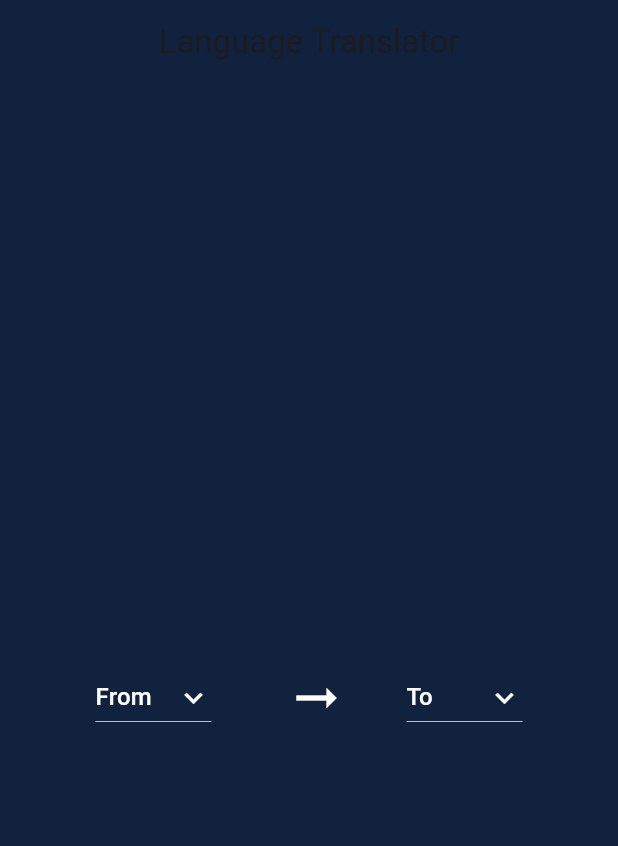
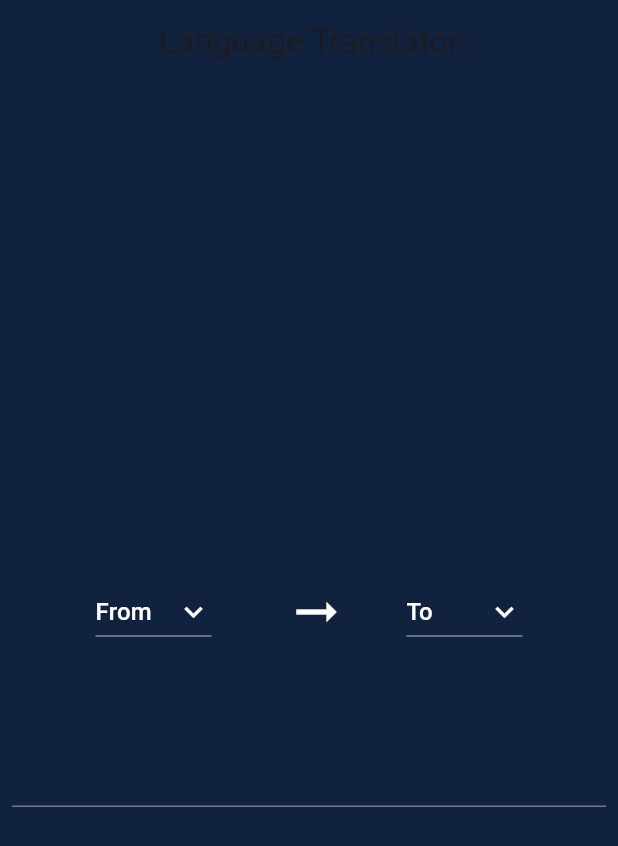
Before and after one commit to Piyushbhatt7/Language-Translator, a Flutter app: the screen it shows after launch, on a phone screen of 412 x 824 dp. Shown: the top 846 px of the screen. Run offline on Flutter 3.47's test engine with Material 3 defaults, Android fonts, the phone set to English and light mode, and no system bars.

Commit message:
Language Translation

```diff
--- a/lib/language_translation.dart
+++ b/lib/language_translation.dart
@@ -88,6 +88,15 @@ TextEditingController languageController = TextEditingController();
                     }
                     ),
                 ],
+              ),
+
+              SizedBox(height: 50.0,),
+              Padding(
+                padding: EdgeInsets.all(8.0),
+                child: TextFormField(
+                  cursorColor: Colors.white,
+                  autofocus: false,
+                ),
               )
             ],
           ),
```
